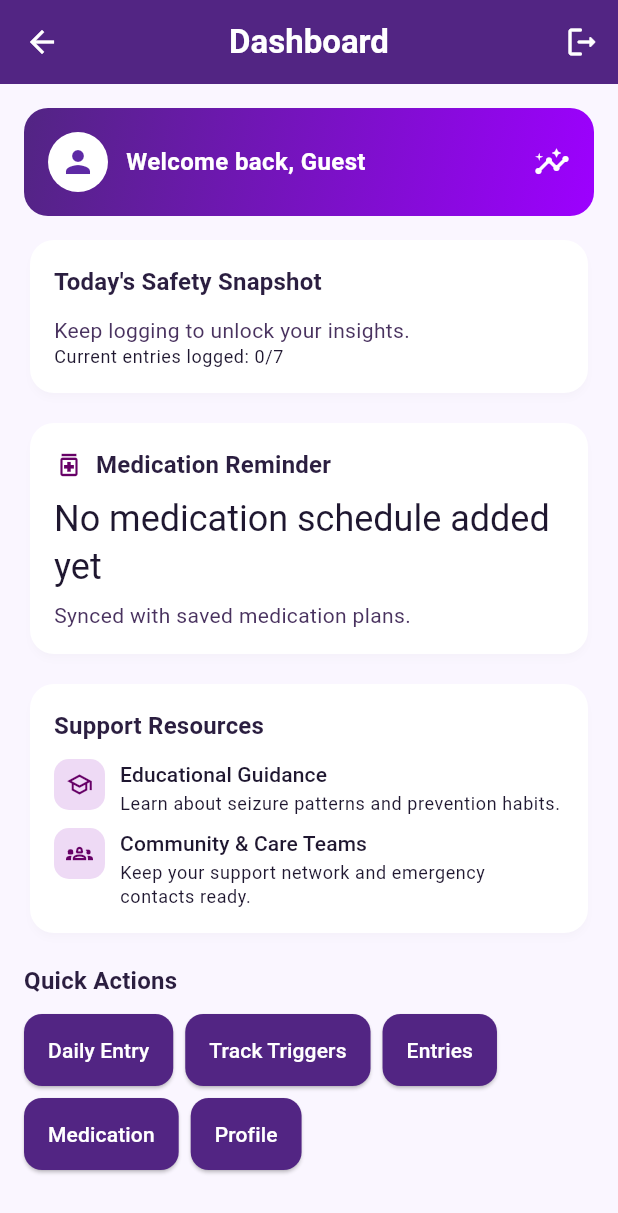
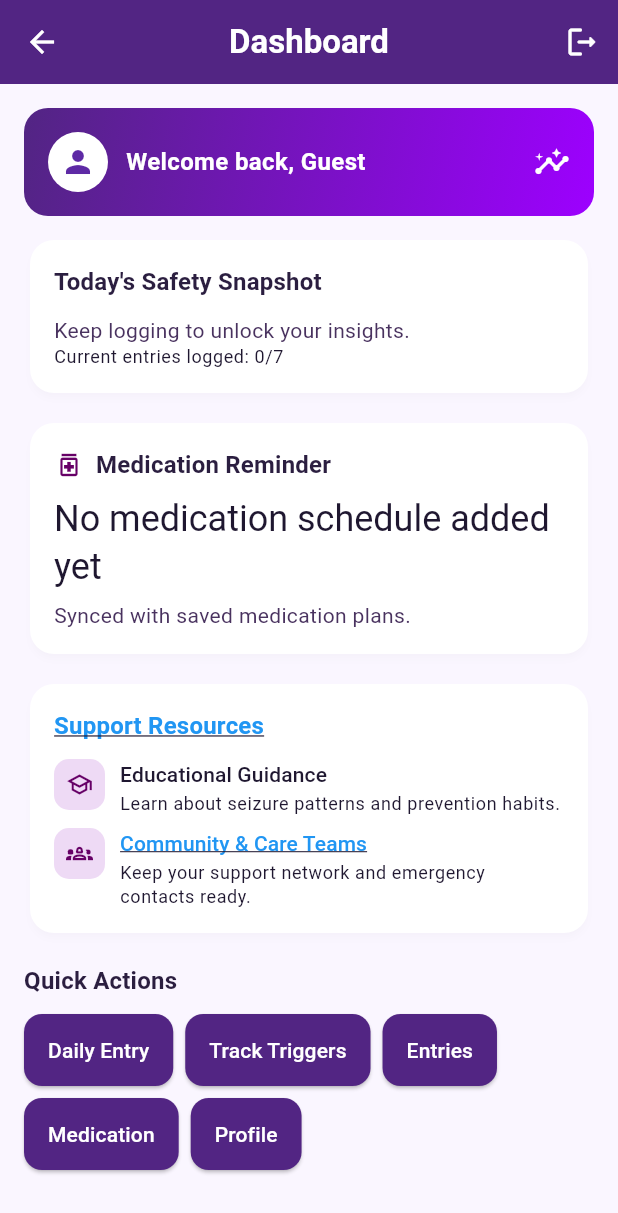
Before and after one commit to ananthgomattam/AppsForGood, a Flutter app: the DashboardScreen screen opened by its route, on a phone screen of 412 x 824 dp. Shown: the top 1213 px of the screen. Run offline on Flutter 3.47's test engine with Material 3 defaults, Android fonts, the phone set to English and light mode, and no system bars; our stand-ins replace flutter_local_notifications, flutter_timezone, geolocator, shared_preferences, sqflite, sqflite_common_ffi and 1 more; accounts and stored records are empty.

Commit message:
added links
Co-authored-by: Copilot <copilot@github.com>

```diff
--- a/lib/screens/dashboard_screen.dart
+++ b/lib/screens/dashboard_screen.dart
@@ -1,6 +1,7 @@
 import 'dart:math';
 
 import 'package:flutter/material.dart';
+import 'package:url_launcher/url_launcher.dart';
 
 import '../data/daily_log.dart';
 import '../database/database_helper.dart';
@@ -478,7 +479,21 @@ class _DashboardScreenState extends State<DashboardScreen> with WidgetsBindingOb
               child: Column(
                 crossAxisAlignment: CrossAxisAlignment.start,
                 children: [
-                  Text('Support Resources', style: Theme.of(context).textTheme.titleMedium),
+                  GestureDetector(
+                    onTap: () async {
+                      final url = Uri.parse('https://www.epilepsy.com/');
+                      if (await canLaunchUrl(url)) {
+                        await launchUrl(url);
+                      }
+                    },
+                    child: Text(
+                      'Support Resources',
+                      style: Theme.of(context).textTheme.titleMedium?.copyWith(
+                        color: Colors.blue,
+                        decoration: TextDecoration.underline,
+                      ),
+                    ),
+                  ),
                   const SizedBox(height: 10),
                   const _ResourceRow(
                     icon: Icons.school_outlined,
@@ -486,10 +501,16 @@ class _DashboardScreenState extends State<DashboardScreen> with WidgetsBindingOb
                     subtitle: 'Learn about seizure patterns and prevention habits.',
                   ),
                   const SizedBox(height: 8),
-                  const _ResourceRow(
+                  _ResourceRow(
                     icon: Icons.groups_2_outlined,
                     title: 'Community & Care Teams',
                     subtitle: 'Keep your support network and emergency contacts ready.',
+                    onTap: () async {
+                      final url = Uri.parse('https://epilepsyallianceamerica.org/programs-services/support-groups/');
+                      if (await canLaunchUrl(url)) {
+                        await launchUrl(url);
+                      }
+                    },
                   ),
                 ],
               ),
@@ -678,11 +699,13 @@ class _ResourceRow extends StatelessWidget {
   final IconData icon;
   final String title;
   final String subtitle;
+  final VoidCallback? onTap;
 
   const _ResourceRow({
     required this.icon,
     required this.title,
     required this.subtitle,
+    this.onTap,
   });
 
   @override
@@ -703,7 +726,18 @@ class _ResourceRow extends StatelessWidget {
           child: Column(
             crossAxisAlignment: CrossAxisAlignment.start,
             children: [
-              Text(title, style: Theme.of(context).textTheme.titleSmall),
+              onTap != null
+                  ? GestureDetector(
+                      onTap: onTap,
+                      child: Text(
+                        title,
+                        style: Theme.of(context).textTheme.titleSmall?.copyWith(
+                          color: Colors.blue,
+                          decoration: TextDecoration.underline,
+                        ),
+                      ),
+                    )
+                  : Text(title, style: Theme.of(context).textTheme.titleSmall),
               const SizedBox(height: 2),
               Text(subtitle, style: Theme.of(context).textTheme.bodySmall),
             ],
```
